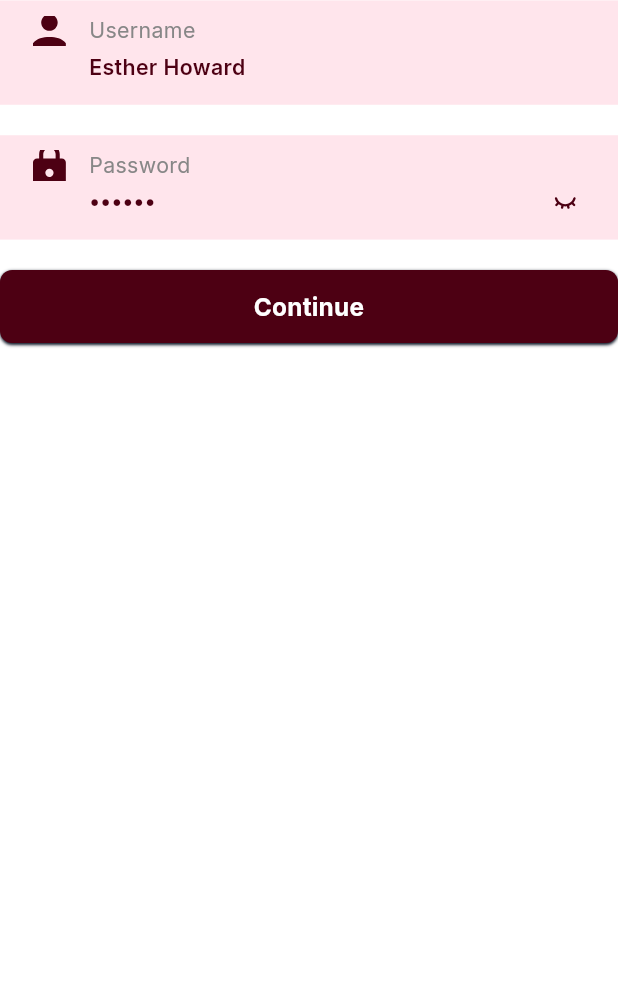
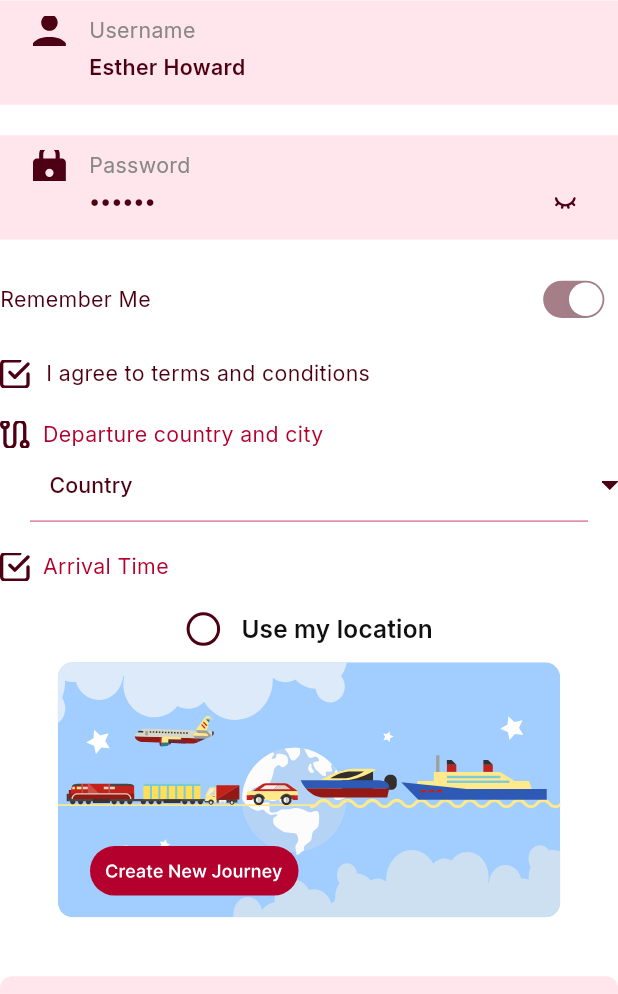
Before and after one commit to M-AWAIS786/jetpickerclientrepository, a Flutter app: the screen it shows after launch, on a phone screen of 412 x 824 dp, the part 242-1236 px from its top. Run offline on Flutter 3.47's test engine with Material 3 defaults, Android fonts, the phone set to English and light mode, and no system bars; our stand-ins replace flutter_screenutil, flutter_svg, google_fonts.

Commit message:
create order card etc

```diff
--- a/lib/App/constants/app_colors.dart
+++ b/lib/App/constants/app_colors.dart
@@ -19,4 +19,5 @@ class AppColors {
   static const Color red57 = Color(0xFFFF5757);
   static const Color lightPink = Color(0xFFFFA58A);
   static const Color shadowColor = Color(0xFF101828);
+  static const Color starColor = Color(0xFFFF9D68);
 }
--- a/lib/App/constants/app_images.dart
+++ b/lib/App/constants/app_images.dart
@@ -11,7 +11,7 @@ class AppImages {
   static const String jetPicker = '$_assets/jetPicker.png';
 
   //Assets SVGs
-  static const String splashBackground = '$_svgs/splash_background.svg';
+  static const String jetPickerImage = '$_svgs/jetPickerImage.svg';
 
   // Assets Icons
   static const String orderboxIcon = '$_icons/orderboxIcon.svg';
@@ -49,4 +49,5 @@ class AppImages {
   static const String emailIcon = '$_icons/emailIcon.svg';
   static const String phoneIcon = '$_icons/phoneIcon.svg';
   static const String profileIcon = '$_icons/profileIcon.svg';
+  static const String agreeIcon = '$_icons/agreeIcon.svg';
 }
--- a/lib/App/views/splash_screen.dart/splash_screen.dart
+++ b/lib/App/views/splash_screen.dart/splash_screen.dart
@@ -1,11 +1,20 @@
 import 'package:flutter/material.dart';
 import 'package:flutter_screenutil/flutter_screenutil.dart';
+
 import 'package:jet_picks_app/App/constants/app_images.dart';
 import 'package:jet_picks_app/App/constants/validation.dart';
+import 'package:jet_picks_app/App/utils/share_pictures.dart';
 import 'package:jet_picks_app/App/utils/sizedbox_extension.dart';
+import 'package:jet_picks_app/App/widgets/custom_divider.dart';
+import 'package:jet_picks_app/App/widgets/custom_dropdown.dart';
+import 'package:jet_picks_app/App/widgets/radio_text.dart';
 
 import '../../widgets/custom_button.dart';
+import '../../widgets/custom_ordercard.dart';
+import '../../widgets/custom_searchbar.dart';
 import '../../widgets/custom_textfield.dart';
+import '../../widgets/icon_text.dart';
+import '../../widgets/rememberme_row.dart';
 
 class SplashScreen extends StatefulWidget {
   const SplashScreen({super.key});
@@ -18,11 +27,16 @@ class _SplashScreenState extends State<SplashScreen> {
   final nameController = TextEditingController();
   final _form = GlobalKey<FormState>();
   bool isPasswordHidden = true;
+  bool useMyLocation = false;
+  String? selectedCountry;
+
+  List<String> countryList = ["Pakistan", "UAE", "Saudi Arabia", "Turkey"];
   @override
   Widget build(BuildContext context) {
     return Scaffold(
       appBar: AppBar(title: Text('Splash Screen')),
-      body: Form(
+      body: SingleChildScrollView(
+        child: Form(
           key: _form,
           child: Column(
             children: [
@@ -60,6 +74,43 @@ class _SplashScreenState extends State<SplashScreen> {
                   });
                 },
               ),
+
+              20.h.ph,
+              RememberTermsWidget(rememberMe: true, iAgree: true),
+              20.h.ph,
+              CustomDropDown(
+                selectedValue: selectedCountry,
+                hintText: "Country",
+                labelText: "Departure country and city",
+                prefixIcon: AppImages.locationLineIcon,
+                items: countryList,
+                onChanged: (value) {
+                  setState(() {
+                    selectedCountry = value;
+                  });
+                },
+              ),
+              CustomDivider(),
+              20.h.ph,
+              IconText(
+                labelText: 'Arrival Time',
+                prefixIcon: AppImages.agreeIcon,
+              ),
+              20.h.ph,
+              RadioText(
+                text: 'Use my location',
+                isSelected: useMyLocation,
+                onChanged: () {
+                  setState(() {
+                    useMyLocation = !useMyLocation;
+                  });
+                },
+              ),
+              SharePictures(imagePath: AppImages.jetPickerImage),
+              20.h.ph,
+              OrderSummaryCard(),
+              20.h.ph,
+              CustomSearchBar(hint: 'Browse jet Orders'),
               20.h.ph,
               CustomButton(
                 text: 'Continue',
@@ -72,6 +123,7 @@ class _SplashScreenState extends State<SplashScreen> {
             ],
           ),
         ),
+      ),
     );
   }
 }
--- /dev/null
+++ b/lib/App/widgets/custom_divider.dart
@@ -0,0 +1,29 @@
+import 'package:flutter/material.dart';
+import 'package:jet_picks_app/App/constants/app_colors.dart';
+
+class CustomDivider extends StatelessWidget {
+  final Color? dividerColor;
+  final double? dividerThickness;
+  final double? height;
+  final double? indent;
+  final double? endIndent;
+  const CustomDivider({
+    super.key,
+    this.dividerColor,
+    this.dividerThickness,
+    this.height,
+    this.indent,
+    this.endIndent,
+  });
+
+  @override
+  Widget build(BuildContext context) {
+    return Divider(
+      color: dividerColor ?? AppColors.red1,
+      height: height ?? 0,
+      thickness: dividerThickness ?? 0.5,
+      indent: indent ?? 20,
+      endIndent: endIndent ?? 20,
+    );
+  }
+}
--- /dev/null
+++ b/lib/App/widgets/custom_dropdown.dart
@@ -0,0 +1,110 @@
+import 'package:flutter/material.dart';
+import 'package:flutter_screenutil/flutter_screenutil.dart';
+import 'package:jet_picks_app/App/constants/app_colors.dart';
+import 'package:jet_picks_app/App/constants/app_images.dart';
+import 'package:jet_picks_app/App/utils/share_pictures.dart';
+import 'package:jet_picks_app/App/utils/sizedbox_extension.dart';
+
+class CustomDropDown extends StatelessWidget {
+  final String? selectedValue;
+  final String hintText;
+  final List<String> items;
+  final ValueChanged<String?> onChanged;
+  final String? labelText;
+  final Color? labelTextColor;
+  final String? prefixIcon;
+  final Color? preficIconColor;
+  final Color? hintTextColor;
+  final Color? sufixColor;
+  final Color? dropDownTextColor;
+
+  const CustomDropDown({
+    super.key,
+    this.selectedValue,
+    required this.hintText,
+    required this.items,
+    required this.onChanged,
+    this.labelText,
+    this.labelTextColor,
+    this.prefixIcon,
+    this.preficIconColor,
+    this.dropDownTextColor,
+    this.hintTextColor,
+    this.sufixColor,
+  });
+
+  @override
+  Widget build(BuildContext context) {
+    return Column(
+      crossAxisAlignment: CrossAxisAlignment.start,
+      children: [
+        if (labelText != null)
+          Row(
+            children: [
+              if (prefixIcon != null)
+                SharePictures(
+                  imagePath: prefixIcon!,
+                  width: 18.w,
+                  height: 18.h,
+                  fit: BoxFit.cover,
+                  colorFilter: ColorFilter.mode(
+                    preficIconColor ?? AppColors.red3,
+                    BlendMode.srcIn,
+                  ),
+                ),
+
+              if (prefixIcon != null) 8.w.pw,
+
+              Text(
+                labelText!,
+                style: Theme.of(context).textTheme.bodyMedium?.copyWith(
+                  color: labelTextColor ?? AppColors.red1,
+                ),
+              ),
+            ],
+          ),
+
+        Padding(
+          padding: EdgeInsets.only(left: prefixIcon != null ? 30.w : 0.w),
+          child: DropdownButtonHideUnderline(
+            child: DropdownButton<String>(
+              dropdownColor: AppColors.white,
+              value: selectedValue,
+              isExpanded: true,
+              hint: Text(
+                hintText,
+                style: Theme.of(context).textTheme.labelLarge?.copyWith(
+                  color: hintTextColor ?? AppColors.red3,
+                ),
+              ),
+              icon: SharePictures(
+                imagePath: AppImages.dropDownIcon,
+                width: 10.w,
+                height: 6.h,
+                fit: BoxFit.cover,
+                colorFilter: ColorFilter.mode(
+                  sufixColor ?? AppColors.red3,
+                  BlendMode.srcIn,
+                ),
+              ),
+
+              items: items.map((item) {
+                return DropdownMenuItem(
+                  value: item,
+                  child: Text(
+                    item,
+                    style: Theme.of(context).textTheme.labelLarge?.copyWith(
+                      color: dropDownTextColor ?? AppColors.red3,
+                    ),
+                  ),
+                );
+              }).toList(),
+
+              onChanged: onChanged,
+            ),
+          ),
+        ),
+      ],
+    );
+  }
+}
--- /dev/null
+++ b/lib/App/widgets/custom_ordercard.dart
@@ -0,0 +1,172 @@
+import 'package:flutter/material.dart';
+import 'package:flutter_screenutil/flutter_screenutil.dart';
+import 'package:jet_picks_app/App/constants/app_colors.dart';
+import 'package:jet_picks_app/App/constants/app_fontweight.dart';
+import 'package:jet_picks_app/App/constants/app_images.dart';
+import 'package:jet_picks_app/App/utils/share_pictures.dart';
+import 'package:jet_picks_app/App/utils/sizedbox_extension.dart';
+import 'package:jet_picks_app/App/widgets/custom_button.dart';
+
+class OrderSummaryCard extends StatelessWidget {
+  const OrderSummaryCard({super.key});
+
+  @override
+  Widget build(BuildContext context) {
+    return Container(
+      decoration: BoxDecoration(
+        color: AppColors.redLight,
+        borderRadius: BorderRadius.circular(8.r),
+      ),
+      child: Column(
+        mainAxisSize: MainAxisSize.min,
+
+        children: [
+          Padding(
+            padding: EdgeInsets.only(left: 20.w, top: 16.h, bottom: 20.h),
+            child: Row(
+              crossAxisAlignment: CrossAxisAlignment.start,
+              children: [
+                Expanded(
+                  child: Row(
+                    children: [
+                      CircleAvatar(
+                        radius: 22.r,
+                        backgroundColor: AppColors.lightGray,
+                        child: Center(child: Text('A')),
+                      ),
+                      8.w.pw,
+                      Column(
+                        crossAxisAlignment: CrossAxisAlignment.start,
+                        children: [
+                          Text(
+                            'Sarah M.',
+                            style: Theme.of(context).textTheme.labelLarge
+                                ?.copyWith(color: AppColors.black),
+                          ),
+
+                          Row(
+                            children: [
+                              Text(
+                                '4.8',
+                                style: Theme.of(context).textTheme.labelLarge
+                                    ?.copyWith(color: AppColors.black),
+                              ),
+
+                              Icon(
+                                Icons.star,
+                                color: AppColors.starColor,
+                                size: 15.sp,
+                              ),
+                            ],
+                          ),
+                        ],
+                      ),
+                    ],
+                  ),
+                ),
+              ],
+            ),
+          ),
+
+          Padding(
+            padding: EdgeInsets.symmetric(horizontal: 10.w),
+            child: Row(
+              crossAxisAlignment: CrossAxisAlignment.start,
+
+              children: [
+                _buildProductStrip(context),
+
+                16.w.pw,
+                Expanded(
+                  child: Column(
+                    crossAxisAlignment: CrossAxisAlignment.start,
+
+                    children: [
+                      Text(
+                        'Total Items 8',
+                        style: Theme.of(context).textTheme.labelLarge?.copyWith(
+                          color: AppColors.black,
+                        ),
+                      ),
+                      10.h.ph,
+                      Text(
+                        'Reward: \$20',
+                        style: Theme.of(context).textTheme.labelLarge?.copyWith(
+                          color: AppColors.red3,
+                          fontWeight: TextWeight.bold,
+                        ),
+                      ),
+                    ],
+                  ),
+                ),
+              ],
+            ),
+          ),
+          20.h.ph,
+          CustomButton(text: 'View Order Details', onPressed: () {}),
+        ],
+      ),
+    );
+  }
+
+  Widget _buildProductStrip(BuildContext context) {
+    return Container(
+      decoration: BoxDecoration(
+        color: AppColors.lightGray,
+        borderRadius: BorderRadius.circular(10.r),
+      ),
+      padding: EdgeInsets.all(5.0.w),
+      child: Row(
+        mainAxisSize: MainAxisSize.min,
+        children: [
+          _ProductImage(assetPath: AppImages.passwordIcon),
+          _ProductImage(assetPath: AppImages.calendarIcon),
+          _ProductImage(assetPath: AppImages.calendarIcon),
+
+          _buildPlusItemsBadge(3, context),
+        ],
+      ),
+    );
+  }
+
+  Widget _buildPlusItemsBadge(int count, BuildContext context) {
+    return Container(
+      width: 50.w,
+      height: 50.h,
+      margin: EdgeInsets.symmetric(horizontal: 3.w),
+      decoration: BoxDecoration(
+        color: AppColors.white,
+        borderRadius: BorderRadius.circular(6.r),
+      ),
+      child: Center(
+        child: Text(
+          textAlign: TextAlign.center,
+          '+ $count Items',
+          style: Theme.of(
+            context,
+          ).textTheme.labelLarge?.copyWith(color: AppColors.red3),
+        ),
+      ),
+    );
+  }
+}
+
+class _ProductImage extends StatelessWidget {
+  final String assetPath;
+
+  const _ProductImage({required this.assetPath});
+
+  @override
+  Widget build(BuildContext context) {
+    return Container(
+      width: 50.w,
+      height: 50.h,
+      margin: EdgeInsets.symmetric(horizontal: 3.w),
+      decoration: BoxDecoration(
+        color: Colors.white,
+        borderRadius: BorderRadius.circular(6.r),
+      ),
+      child: Center(child: SharePictures(imagePath: assetPath)),
+    );
+  }
+}
--- /dev/null
+++ b/lib/App/widgets/custom_searchbar.dart
@@ -0,0 +1,57 @@
+import 'package:flutter/material.dart';
+import 'package:flutter_screenutil/flutter_screenutil.dart';
+import 'package:jet_picks_app/App/constants/app_colors.dart';
+import 'package:jet_picks_app/App/constants/app_images.dart';
+import 'package:jet_picks_app/App/utils/share_pictures.dart';
+
+class CustomSearchBar extends StatelessWidget {
+  final TextEditingController? controller;
+  final ValueChanged<String>? onChanged;
+  final String? hint;
+
+  const CustomSearchBar({
+    super.key,
+    this.controller,
+    this.onChanged,
+    this.hint,
+  });
+
+  @override
+  Widget build(BuildContext context) {
+    return TextFormField(
+      controller: controller,
+      onChanged: onChanged,
+
+      decoration: InputDecoration(
+        prefix: SharePictures(
+          imagePath: AppImages.searchIcon,
+          width: 20.w,
+          height: 20.h,
+          fit: BoxFit.cover,
+          colorFilter: ColorFilter.mode(AppColors.red3, BlendMode.srcIn),
+        ),
+        suffixIcon: Transform.scale(
+          scale: 0.3,
+          child: SharePictures(
+            imagePath: AppImages.moreIcon,
+            width: 20.w,
+            height: 20.h,
+            fit: BoxFit.cover,
+            colorFilter: ColorFilter.mode(AppColors.red3, BlendMode.srcIn),
+          ),
+        ),
+        hintText: hint,
+        contentPadding: EdgeInsets.symmetric(vertical: 16.h, horizontal: 0.w),
+
+        enabledBorder: OutlineInputBorder(
+          borderRadius: BorderRadius.circular(8.r),
+          borderSide: BorderSide(color: AppColors.red3, width: 1),
+        ),
+        focusedBorder: OutlineInputBorder(
+          borderRadius: BorderRadius.circular(8.r),
+          borderSide: BorderSide(color: AppColors.red3, width: 1),
+        ),
+      ),
+    );
+  }
+}
--- /dev/null
+++ b/lib/App/widgets/icon_text.dart
@@ -0,0 +1,49 @@
+import 'package:flutter/material.dart';
+import 'package:flutter_screenutil/flutter_screenutil.dart';
+import 'package:jet_picks_app/App/constants/app_colors.dart';
+
+import 'package:jet_picks_app/App/utils/share_pictures.dart';
+import 'package:jet_picks_app/App/utils/sizedbox_extension.dart';
+
+class IconText extends StatelessWidget {
+  final String labelText;
+  final Color? labelTextColor;
+  final String? prefixIcon;
+  final Color? prefixIconColor;
+
+  const IconText({
+    super.key,
+    required this.labelText,
+    this.labelTextColor,
+    this.prefixIcon,
+    this.prefixIconColor,
+  });
+
+  @override
+  Widget build(BuildContext context) {
+    return Row(
+      children: [
+        if (prefixIcon != null)
+          SharePictures(
+            imagePath: prefixIcon!,
+            width: 18.w,
+            height: 18.h,
+            fit: BoxFit.cover,
+            colorFilter: ColorFilter.mode(
+              prefixIconColor ?? AppColors.red3,
+              BlendMode.srcIn,
+            ),
+          ),
+
+        8.w.pw,
+
+        Text(
+          labelText,
+          style: Theme.of(context).textTheme.bodyMedium?.copyWith(
+            color: labelTextColor ?? AppColors.red1,
+          ),
+        ),
+      ],
+    );
+  }
+}
--- /dev/null
+++ b/lib/App/widgets/radio_text.dart
@@ -0,0 +1,74 @@
+import 'package:flutter/material.dart';
+import 'package:flutter_screenutil/flutter_screenutil.dart';
+import 'package:jet_picks_app/App/constants/app_colors.dart';
+import 'package:jet_picks_app/App/constants/app_fontweight.dart';
+import 'package:jet_picks_app/App/utils/sizedbox_extension.dart';
+
+class RadioText extends StatelessWidget {
+  final String text;
+  final bool isSelected;
+  final VoidCallback onChanged;
+  final Color? selectedColor;
+  final Color? unSelectedColor;
+  final Color? textColor;
+  final double? fontSize;
+  final FontWeight? fontWeight;
+
+  const RadioText({
+    super.key,
+    required this.text,
+    required this.isSelected,
+    required this.onChanged,
+    this.selectedColor,
+    this.unSelectedColor,
+    this.textColor,
+    this.fontSize,
+    this.fontWeight,
+  });
+
+  @override
+  Widget build(BuildContext context) {
+    return Row(
+      mainAxisSize: MainAxisSize.min,
+      children: [
+        InkWell(
+          onTap: onChanged,
+          borderRadius: BorderRadius.circular(100.r),
+          child: Container(
+            width: 22.w,
+            height: 22.h,
+            padding: EdgeInsets.all(3.0.w),
+            decoration: BoxDecoration(
+              shape: BoxShape.circle,
+              border: Border.all(
+                color: isSelected
+                    ? selectedColor ?? AppColors.green1C
+                    : unSelectedColor ?? AppColors.red3,
+                width: 2.0,
+              ),
+            ),
+            child: isSelected
+                ? Container(
+                    decoration: BoxDecoration(
+                      shape: BoxShape.circle,
+                      color: selectedColor ?? AppColors.green1C,
+                    ),
+                  )
+                : null,
+          ),
+        ),
+
+        12.w.pw,
+
+        Text(
+          text,
+          style: Theme.of(context).textTheme.titleMedium?.copyWith(
+            fontSize: fontSize ?? 16.sp,
+            fontWeight: fontWeight ?? TextWeight.semiBold,
+            color: textColor ?? AppColors.black,
+          ),
+        ),
+      ],
+    );
+  }
+}
--- /dev/null
+++ b/lib/App/widgets/rememberme_row.dart
@@ -0,0 +1,94 @@
+import 'package:flutter/cupertino.dart';
+import 'package:flutter/material.dart';
+import 'package:flutter_screenutil/flutter_screenutil.dart';
+import 'package:jet_picks_app/App/constants/app_colors.dart';
+import 'package:jet_picks_app/App/constants/app_images.dart';
+import 'package:jet_picks_app/App/constants/app_strings.dart';
+import 'package:jet_picks_app/App/utils/share_pictures.dart';
+import 'package:jet_picks_app/App/utils/sizedbox_extension.dart';
+
+class RememberTermsWidget extends StatelessWidget {
+  final String? text;
+  final Color? textColor;
+  final bool rememberMe;
+  final bool iAgree;
+  final Function(bool)? onChange;
+  final Color? activeTrackColor;
+  final Color? inActiveTrackColor;
+  final Color? agreeTextColor;
+  final Color? agreeIconinActiveColor;
+  final Color? agreeIconActiveColor;
+  final String? agreeText;
+
+  const RememberTermsWidget({
+    super.key,
+    this.text,
+    this.textColor,
+    this.onChange,
+    this.rememberMe = false,
+    this.iAgree = false,
+    this.activeTrackColor,
+    this.inActiveTrackColor,
+    this.agreeIconActiveColor,
+    this.agreeIconinActiveColor,
+    this.agreeText,
+    this.agreeTextColor,
+  });
+
+  @override
+  Widget build(BuildContext context) {
+    return Column(
+      crossAxisAlignment: CrossAxisAlignment.start,
+      children: [
+        Row(
+          mainAxisAlignment: MainAxisAlignment.spaceBetween,
+          children: [
+            Text(
+              text ?? AppStrings.rememberMe,
+              style: Theme.of(context).textTheme.bodyMedium?.copyWith(
+                color: textColor ?? AppColors.red3,
+              ),
+            ),
+            Transform.scale(
+              scale: 0.8,
+              child: CupertinoSwitch(
+                value: rememberMe,
+                activeTrackColor: activeTrackColor ?? AppColors.red3,
+                inactiveTrackColor: inActiveTrackColor ?? AppColors.redLight,
+                inactiveThumbColor: Colors.white,
+                onChanged: onChange,
+              ),
+            ),
+          ],
+        ),
+
+        20.h.ph,
+
+        Row(
+          crossAxisAlignment: CrossAxisAlignment.center,
+          children: [
+            SharePictures(
+              imagePath: AppImages.agreeIcon,
+              width: 18.w,
+              height: 18.h,
+              fit: BoxFit.cover,
+              colorFilter: ColorFilter.mode(
+                iAgree
+                    ? agreeIconActiveColor ?? AppColors.red3
+                    : agreeIconinActiveColor ?? AppColors.redLight,
+                BlendMode.srcIn,
+              ),
+            ),
+            10.w.pw,
+            Text(
+              agreeText ?? AppStrings.iAgree,
+              style: Theme.of(context).textTheme.bodyMedium?.copyWith(
+                color: agreeTextColor ?? AppColors.red3,
+              ),
+            ),
+          ],
+        ),
+      ],
+    );
+  }
+}
```
Also changed, not shown: assets/icons/agreeIcon.svg (added), assets/svgs/jetPickerImage.svg (added). Lines whose indentation alone changed are shown as unchanged.
